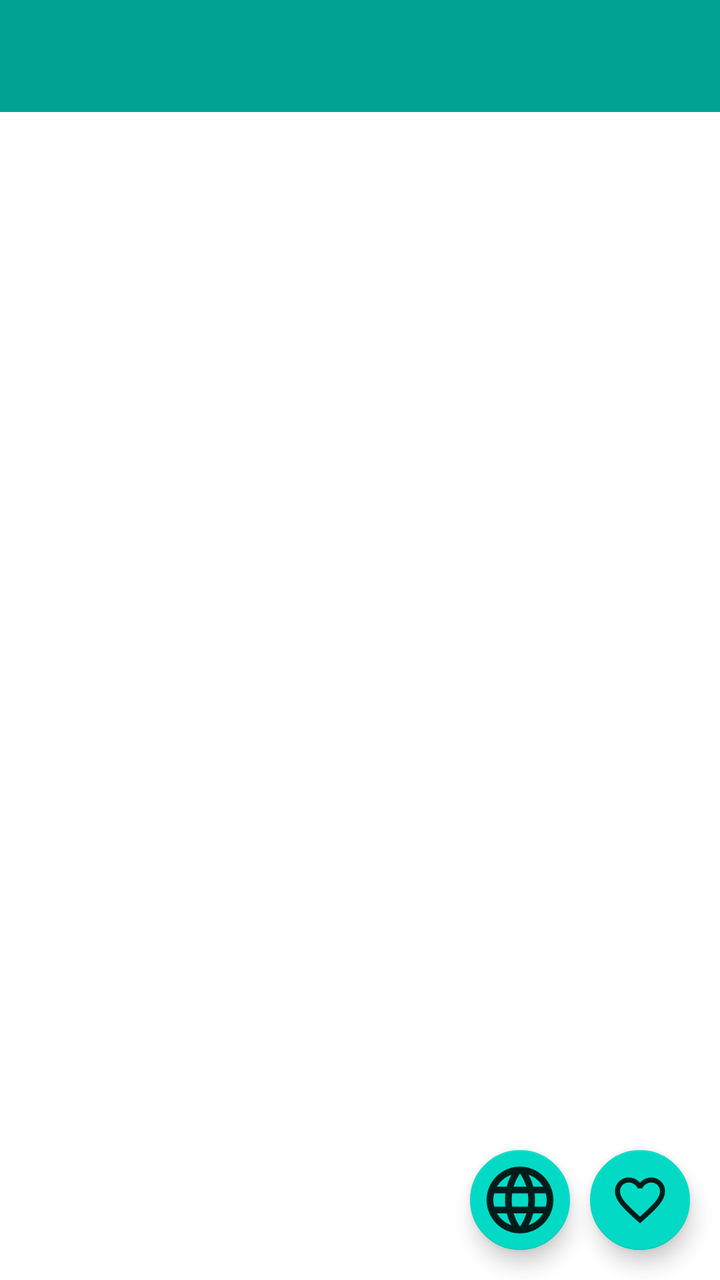
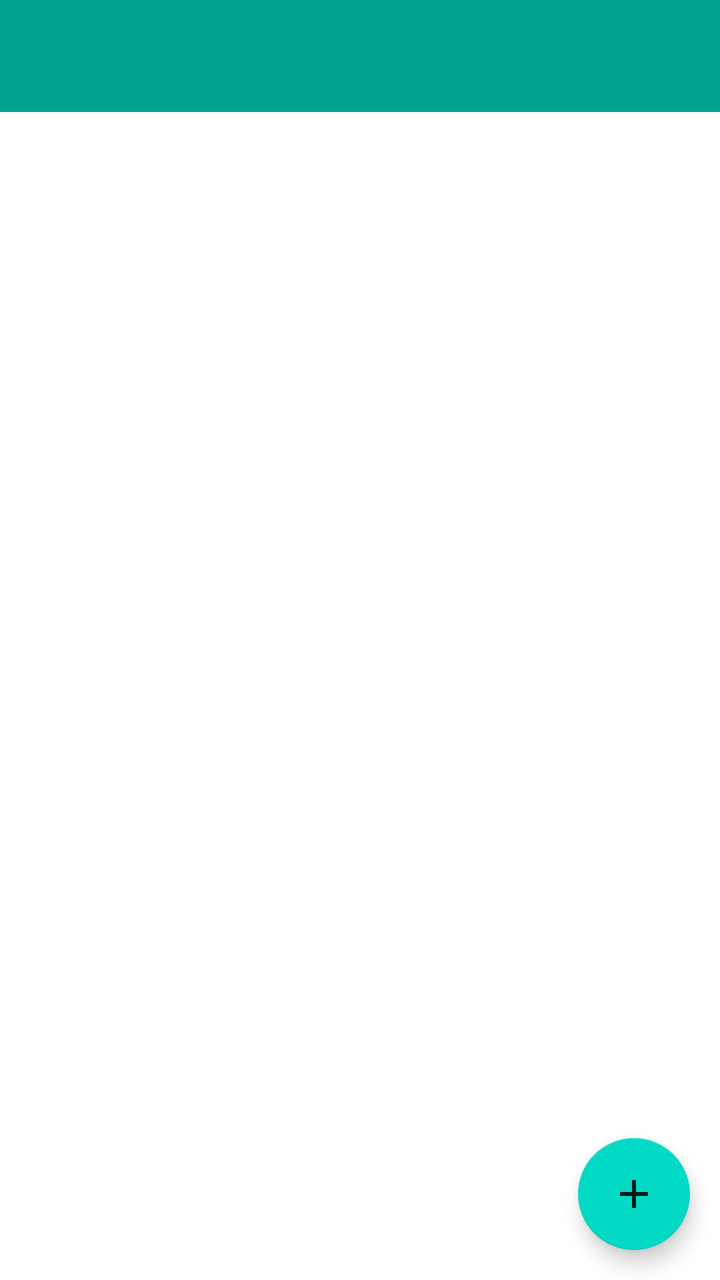

Two renders of the same Android screen: before a commit and after it. Below are the layout's source before the change and the commit's diff.
<!-- AndroidManifest.xml: application theme AppTheme -->
<!-- res/layout/activity_portada_detalle.xml -->
<?xml version="1.0" encoding="utf-8"?>
<LinearLayout xmlns:android="http://schemas.android.com/apk/res/android"
    xmlns:ads="http://schemas.android.com/apk/res-auto"
    xmlns:tools="http://schemas.android.com/tools"
    xmlns:app="http://schemas.android.com/apk/res-auto"
    android:layout_width="match_parent"
    android:layout_height="match_parent"
    android:orientation="vertical"
    tools:context="sergirex.portadasperiodicos.PortadaDetalle">

    <androidx.appcompat.widget.Toolbar
        android:id="@+id/toolbar"
        android:layout_width="match_parent"
        android:layout_height="wrap_content"
        android:background="?attr/colorPrimary"
        app:titleTextAppearance="@style/ActionBar.detalle"/>

    <FrameLayout
        android:layout_width="match_parent"
        android:layout_height="0dp"
        android:layout_weight="1"
        android:orientation="vertical">

        <androidx.viewpager2.widget.ViewPager2
            android:id="@+id/viewpager2"
            android:layout_width="match_parent"
            android:layout_height="match_parent" />

        <com.google.android.material.floatingactionbutton.FloatingActionButton
            android:id="@+id/favButton"
            android:layout_width="wrap_content"
            android:layout_height="wrap_content"
            android:layout_gravity="bottom|end"
            android:layout_margin="15dp"
            android:clickable="true"
            android:focusable="true"
            android:src="@drawable/ic_favorite_border_black_24dp"
            ads:fabCustomSize="50dp"
            ads:maxImageSize="30dp" />

        <com.google.android.material.floatingactionbutton.FloatingActionButton
            android:id="@+id/httpButton"
            android:layout_width="wrap_content"
            android:layout_height="wrap_content"
            android:layout_gravity="bottom|end"
            android:layout_marginEnd="75dp"
            android:layout_marginBottom="15dp"
            android:clickable="true"
            android:focusable="true"
            android:src="@drawable/ic_language_black_24dp"
            ads:fabCustomSize="50dp"
            ads:maxImageSize="40dp"
            tools:targetApi="lollipop"
            android:layout_marginRight="75dp" />

    </FrameLayout>
    <LinearLayout
        android:id="@+id/bannerContainerDetail"
        android:layout_width="match_parent"
        android:layout_height="wrap_content"
        android:orientation="vertical"
        app:layout_constraintBottom_toBottomOf="parent"
        />
</LinearLayout>
<!-- resources referenced by this layout -->
<resources>
  <!-- drawable ic_favorite_border_black_24dp (drawable) -->
  <vector android:height="24dp"
      android:viewportHeight="24.0" android:viewportWidth="24.0"
      android:width="24dp" xmlns:android="http://schemas.android.com/apk/res/android">
      <path android:fillColor="?attr/actionMenuTextColor" android:pathData="M16.5,3c-1.74,0 -3.41,0.81 -4.5,2.09C10.91,3.81 9.24,3 7.5,3 4.42,3 2,5.42 2,8.5c0,3.78 3.4,6.86 8.55,11.54L12,21.35l1.45,-1.32C18.6,15.36 22,12.28 22,8.5 22,5.42 19.58,3 16.5,3zM12.1,18.55l-0.1,0.1 -0.1,-0.1C7.14,14.24 4,11.39 4,8.5 4,6.5 5.5,5 7.5,5c1.54,0 3.04,0.99 3.57,2.36h1.87C13.46,5.99 14.96,5 16.5,5c2,0 3.5,1.5 3.5,3.5 0,2.89 -3.14,5.74 -7.9,10.05z"/>
  </vector>
  <!-- drawable ic_language_black_24dp (drawable) -->
  <vector xmlns:android="http://schemas.android.com/apk/res/android"
          android:width="24dp"
          android:height="24dp"
          android:viewportWidth="24.0"
          android:viewportHeight="24.0">
      <path
          android:fillColor="?attr/actionMenuTextColor"
          android:pathData="M11.99,2C6.47,2 2,6.48 2,12s4.47,10 9.99,10C17.52,22 22,17.52 22,12S17.52,2 11.99,2zM18.92,8h-2.95c-0.32,-1.25 -0.78,-2.45 -1.38,-3.56 1.84,0.63 3.37,1.91 4.33,3.56zM12,4.04c0.83,1.2 1.48,2.53 1.91,3.96h-3.82c0.43,-1.43 1.08,-2.76 1.91,-3.96zM4.26,14C4.1,13.36 4,12.69 4,12s0.1,-1.36 0.26,-2h3.38c-0.08,0.66 -0.14,1.32 -0.14,2 0,0.68 0.06,1.34 0.14,2L4.26,14zM5.08,16h2.95c0.32,1.25 0.78,2.45 1.38,3.56 -1.84,-0.63 -3.37,-1.9 -4.33,-3.56zM8.03,8L5.08,8c0.96,-1.66 2.49,-2.93 4.33,-3.56C8.81,5.55 8.35,6.75 8.03,8zM12,19.96c-0.83,-1.2 -1.48,-2.53 -1.91,-3.96h3.82c-0.43,1.43 -1.08,2.76 -1.91,3.96zM14.34,14L9.66,14c-0.09,-0.66 -0.16,-1.32 -0.16,-2 0,-0.68 0.07,-1.35 0.16,-2h4.68c0.09,0.65 0.16,1.32 0.16,2 0,0.68 -0.07,1.34 -0.16,2zM14.59,19.56c0.6,-1.11 1.06,-2.31 1.38,-3.56h2.95c-0.96,1.65 -2.49,2.93 -4.33,3.56zM16.36,14c0.08,-0.66 0.14,-1.32 0.14,-2 0,-0.68 -0.06,-1.34 -0.14,-2h3.38c0.16,0.64 0.26,1.31 0.26,2s-0.1,1.36 -0.26,2h-3.38z"/>
  </vector>
  <style name="ActionBar.detalle" parent="TextAppearance.AppCompat.Title">
          <item name="android:textSize">20sp</item>
          <item name="android:fontFamily">sans-serif-medium</item>
      </style>
  <style name="AppTheme" parent="Theme.MaterialComponents.Light.Bridge">
          
          <item name="colorPrimary">@color/colorPrimary</item>
          <item name="colorPrimaryDark">@color/colorPrimaryDark</item>
          <item name="colorAccent">@android:color/holo_green_dark</item>
          <item name="materialCalendarStyle">@style/Widget.MaterialComponents.MaterialCalendar</item>
          <item name="materialCalendarFullscreenTheme">@style/ThemeOverlay.MaterialComponents.MaterialCalendar.Fullscreen</item>
          <item name="materialCalendarTheme">@style/ThemeOverlay.MaterialComponents.MaterialCalendar</item>
          <item name="android:windowActionBar">false</item>
          <item name="windowNoTitle">true</item>
          <item name="android:windowAnimationStyle">@style/WindowAnimationTransition</item>
      </style>
  <color name="colorPrimary">#00A391</color>
  <color name="colorPrimaryDark">#4A4A4A</color>
  <style name="WindowAnimationTransition">
          <item name="android:windowEnterAnimation">@android:anim/fade_in</item>
          <item name="android:windowExitAnimation">@android:anim/fade_out</item>
      </style>
</resources>

<!-- the commit's change to res/layout/activity_portada_detalle.xml (unified diff, before → after) -->
@@ -31,27 +31,43 @@
             android:layout_width="wrap_content"
             android:layout_height="wrap_content"
             android:layout_gravity="bottom|end"
-            android:layout_margin="15dp"
+            android:layout_marginBottom="150dp"
             android:clickable="true"
             android:focusable="true"
             android:src="@drawable/ic_favorite_border_black_24dp"
+            android:tooltipText="@string/action_fav"
+            android:visibility="invisible"
             ads:fabCustomSize="50dp"
-            ads:maxImageSize="30dp" />
+            ads:maxImageSize="30dp"
+            android:contentDescription="@string/action_fav"
+            android:layout_marginRight="19dp" />
 
         <com.google.android.material.floatingactionbutton.FloatingActionButton
             android:id="@+id/httpButton"
             android:layout_width="wrap_content"
             android:layout_height="wrap_content"
             android:layout_gravity="bottom|end"
-            android:layout_marginEnd="75dp"
-            android:layout_marginBottom="15dp"
+            android:layout_marginBottom="85dp"
             android:clickable="true"
             android:focusable="true"
             android:src="@drawable/ic_language_black_24dp"
+            android:tooltipText="Página web"
+            android:visibility="invisible"
             ads:fabCustomSize="50dp"
             ads:maxImageSize="40dp"
-            tools:targetApi="lollipop"
-            android:layout_marginRight="75dp" />
+            android:contentDescription="Página web"
+            android:layout_marginRight="19dp" />
+
+        <com.google.android.material.floatingactionbutton.FloatingActionButton
+            android:id="@+id/addFab"
+            android:layout_width="wrap_content"
+            android:layout_height="wrap_content"
+            android:layout_margin="15dp"
+            android:layout_gravity="bottom|end"
+            android:focusable="true"
+            android:clickable="true"
+            ads:srcCompat="@drawable/baseline_add_24"
+            android:contentDescription="Add" />
 
     </FrameLayout>
     <LinearLayout
<!-- resource entries referenced after the edit -->
@@ -1,5 +1,11 @@
 <!-- resources referenced by this layout -->
 <resources>
+  <!-- drawable baseline_add_24 (drawable) -->
+  <vector xmlns:android="http://schemas.android.com/apk/res/android" android:height="24dp" android:viewportHeight="24" android:viewportWidth="24" android:width="24dp">
+        
+      <path android:fillColor="?attr/actionMenuTextColor" android:pathData="M19,13h-6v6h-2v-6H5v-2h6V5h2v6h6v2z"/>
+      
+  </vector>
   <!-- drawable ic_favorite_border_black_24dp (drawable) -->
   <vector android:height="24dp"
       android:viewportHeight="24.0" android:viewportWidth="24.0"
@@ -16,6 +22,7 @@
           android:fillColor="?attr/actionMenuTextColor"
           android:pathData="M11.99,2C6.47,2 2,6.48 2,12s4.47,10 9.99,10C17.52,22 22,17.52 22,12S17.52,2 11.99,2zM18.92,8h-2.95c-0.32,-1.25 -0.78,-2.45 -1.38,-3.56 1.84,0.63 3.37,1.91 4.33,3.56zM12,4.04c0.83,1.2 1.48,2.53 1.91,3.96h-3.82c0.43,-1.43 1.08,-2.76 1.91,-3.96zM4.26,14C4.1,13.36 4,12.69 4,12s0.1,-1.36 0.26,-2h3.38c-0.08,0.66 -0.14,1.32 -0.14,2 0,0.68 0.06,1.34 0.14,2L4.26,14zM5.08,16h2.95c0.32,1.25 0.78,2.45 1.38,3.56 -1.84,-0.63 -3.37,-1.9 -4.33,-3.56zM8.03,8L5.08,8c0.96,-1.66 2.49,-2.93 4.33,-3.56C8.81,5.55 8.35,6.75 8.03,8zM12,19.96c-0.83,-1.2 -1.48,-2.53 -1.91,-3.96h3.82c-0.43,1.43 -1.08,2.76 -1.91,3.96zM14.34,14L9.66,14c-0.09,-0.66 -0.16,-1.32 -0.16,-2 0,-0.68 0.07,-1.35 0.16,-2h4.68c0.09,0.65 0.16,1.32 0.16,2 0,0.68 -0.07,1.34 -0.16,2zM14.59,19.56c0.6,-1.11 1.06,-2.31 1.38,-3.56h2.95c-0.96,1.65 -2.49,2.93 -4.33,3.56zM16.36,14c0.08,-0.66 0.14,-1.32 0.14,-2 0,-0.68 -0.06,-1.34 -0.14,-2h3.38c0.16,0.64 0.26,1.31 0.26,2s-0.1,1.36 -0.26,2h-3.38z"/>
   </vector>
+  <string name="action_fav">Añadir a favoritos</string>
   <style name="ActionBar.detalle" parent="TextAppearance.AppCompat.Title">
           <item name="android:textSize">20sp</item>
           <item name="android:fontFamily">sans-serif-medium</item>
